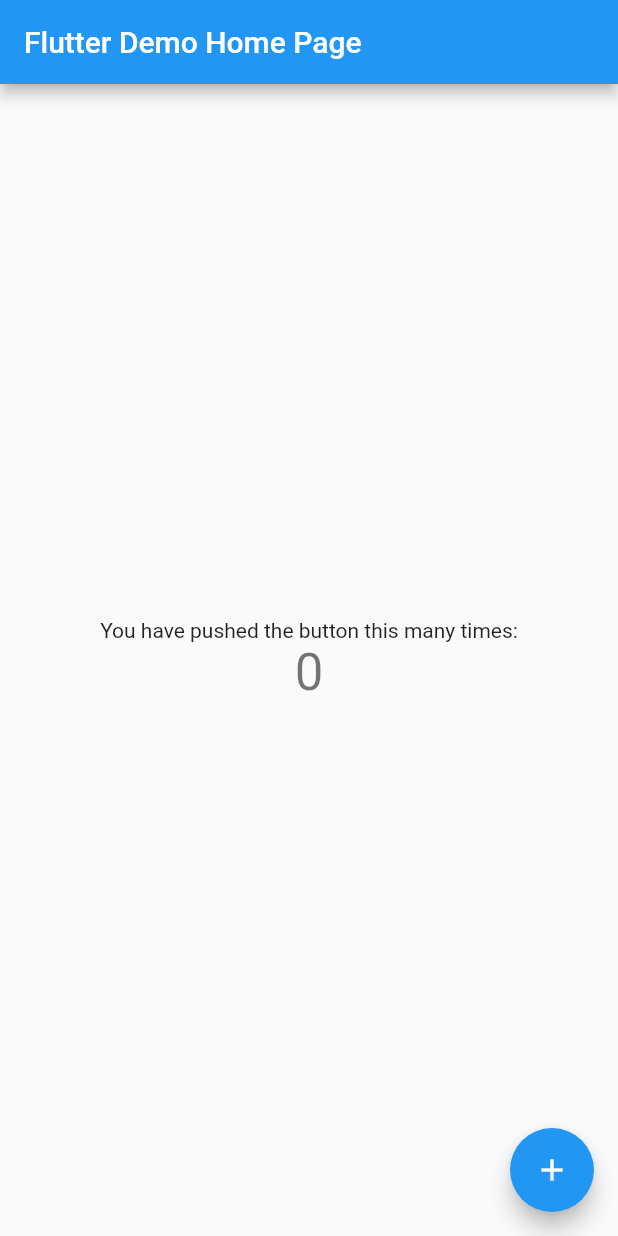
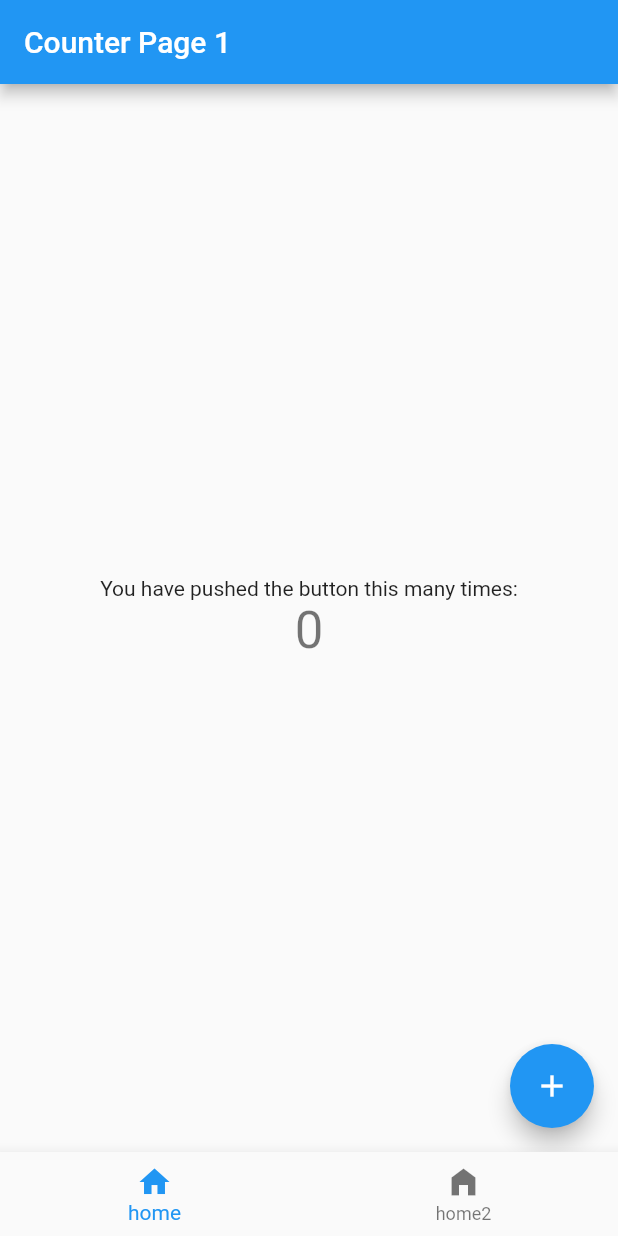
Before and after one commit to AppSpotr/flutter-boilerplate, a Flutter app: the screen it shows after launch, on a phone screen of 412 x 824 dp. Run offline on Flutter 3.47's test engine with Material 2 defaults, Android fonts, the phone set to English and light mode, and no system bars.

Commit message:
[added] provider and bottom bar navigation

```diff
--- a/lib/main.dart
+++ b/lib/main.dart
@@ -1,5 +1,8 @@
 import 'package:boilerplate/screens/home/widget.dart';
+import 'package:boilerplate/state/navigation/actions.dart';
+import 'package:boilerplate/state/navigation/state.dart';
 import 'package:flutter/material.dart';
+import 'package:provider/provider.dart';
 
 void main() {
   runApp(const MyApp());
@@ -11,7 +14,13 @@ class MyApp extends StatelessWidget {
   // This widget is the root of your application.
   @override
   Widget build(BuildContext context) {
-    return MaterialApp(
+    return MultiProvider(
+      providers: [
+        ChangeNotifierProvider(
+          create: (context) => NavigationState(),
+        ),
+      ],
+      child: MaterialApp(
         title: 'Flutter Demo',
         theme: ThemeData(
           // This is the theme of your application.
@@ -25,7 +34,11 @@ class MyApp extends StatelessWidget {
           // is not restarted.
           primarySwatch: Colors.blue,
         ),
-      home: const MyHomePage(title: 'Flutter Demo Home Page'),
+        initialRoute: '/home',
+        routes: {
+          '/home': (context) => const MyHomePage(),
+        },
+      ),
     );
   }
 }
--- /dev/null
+++ b/lib/screens/counter/widget.dart
@@ -0,0 +1,86 @@
+import 'package:flutter/material.dart';
+
+class CounterPage extends StatefulWidget {
+  const CounterPage({Key? key, required this.title}) : super(key: key);
+
+  // This widget is the home page of your application. It is stateful, meaning
+  // that it has a State object (defined below) that contains fields that affect
+  // how it looks.
+
+  // This class is the configuration for the state. It holds the values (in this
+  // case the title) provided by the parent (in this case the App widget) and
+  // used by the build method of the State. Fields in a Widget subclass are
+  // always marked "final".
+
+  final String title;
+
+  @override
+  State<CounterPage> createState() => _CounterPage();
+}
+
+class _CounterPage extends State<CounterPage> {
+  int _counter = 0;
+
+  void _incrementCounter() {
+    setState(() {
+      // This call to setState tells the Flutter framework that something has
+      // changed in this State, which causes it to rerun the build method below
+      // so that the display can reflect the updated values. If we changed
+      // _counter without calling setState(), then the build method would not be
+      // called again, and so nothing would appear to happen.
+      _counter++;
+    });
+  }
+
+  @override
+  Widget build(BuildContext context) {
+    // This method is rerun every time setState is called, for instance as done
+    // by the _incrementCounter method above.
+    //
+    // The Flutter framework has been optimized to make rerunning build methods
+    // fast, so that you can just rebuild anything that needs updating rather
+    // than having to individually change instances of widgets.
+    return Scaffold(
+      appBar: AppBar(
+        // Here we take the value from the MyHomePage object that was created by
+        // the App.build method, and use it to set our appbar title.
+        title: Text(widget.title),
+      ),
+      body: Center(
+        // Center is a layout widget. It takes a single child and positions it
+        // in the middle of the parent.
+        child: Column(
+          // Column is also a layout widget. It takes a list of children and
+          // arranges them vertically. By default, it sizes itself to fit its
+          // children horizontally, and tries to be as tall as its parent.
+          //
+          // Invoke "debug painting" (press "p" in the console, choose the
+          // "Toggle Debug Paint" action from the Flutter Inspector in Android
+          // Studio, or the "Toggle Debug Paint" command in Visual Studio Code)
+          // to see the wireframe for each widget.
+          //
+          // Column has various properties to control how it sizes itself and
+          // how it positions its children. Here we use mainAxisAlignment to
+          // center the children vertically; the main axis here is the vertical
+          // axis because Columns are vertical (the cross axis would be
+          // horizontal).
+          mainAxisAlignment: MainAxisAlignment.center,
+          children: <Widget>[
+            const Text(
+              'You have pushed the button this many times:',
+            ),
+            Text(
+              '$_counter',
+              style: Theme.of(context).textTheme.headline4,
+            ),
+          ],
+        ),
+      ),
+      floatingActionButton: FloatingActionButton(
+        onPressed: _incrementCounter,
+        tooltip: 'Increment',
+        child: const Icon(Icons.add),
+      ), // This trailing comma makes auto-formatting nicer for build methods.
+    );
+  }
+}
--- a/lib/screens/home/widget.dart
+++ b/lib/screens/home/widget.dart
@@ -1,36 +1,26 @@
+import 'package:boilerplate/screens/counter/widget.dart';
+import 'package:boilerplate/screens/counter2/widget.dart';
+import 'package:boilerplate/state/navigation/actions.dart';
+import 'package:boilerplate/state/navigation/state.dart';
 import 'package:flutter/material.dart';
+import 'package:provider/provider.dart';
+
+const List<Widget> pages = <Widget>[
+  CounterPage(
+    title: 'Counter Page 1',
+  ),
+  Counter2Page(),
+];
 
 class MyHomePage extends StatefulWidget {
-  const MyHomePage({Key? key, required this.title}) : super(key: key);
-
-  // This widget is the home page of your application. It is stateful, meaning
-  // that it has a State object (defined below) that contains fields that affect
-  // how it looks.
-
-  // This class is the configuration for the state. It holds the values (in this
-  // case the title) provided by the parent (in this case the App widget) and
-  // used by the build method of the State. Fields in a Widget subclass are
-  // always marked "final".
-
-  final String title;
+  const MyHomePage({Key? key}) : super(key: key);
 
   @override
   State<MyHomePage> createState() => _MyHomePageState();
 }
 
 class _MyHomePageState extends State<MyHomePage> {
-  int _counter = 0;
-
-  void _incrementCounter() {
-    setState(() {
-      // This call to setState tells the Flutter framework that something has
-      // changed in this State, which causes it to rerun the build method below
-      // so that the display can reflect the updated values. If we changed
-      // _counter without calling setState(), then the build method would not be
-      // called again, and so nothing would appear to happen.
-      _counter++;
-    });
-  }
+  late NavigationActions navActions = NavigationActions(context: context);
 
   @override
   Widget build(BuildContext context) {
@@ -40,47 +30,28 @@ class _MyHomePageState extends State<MyHomePage> {
     // The Flutter framework has been optimized to make rerunning build methods
     // fast, so that you can just rebuild anything that needs updating rather
     // than having to individually change instances of widgets.
-    return Scaffold(
-      appBar: AppBar(
-        // Here we take the value from the MyHomePage object that was created by
-        // the App.build method, and use it to set our appbar title.
-        title: Text(widget.title),
-      ),
-      body: Center(
-        // Center is a layout widget. It takes a single child and positions it
-        // in the middle of the parent.
-        child: Column(
-          // Column is also a layout widget. It takes a list of children and
-          // arranges them vertically. By default, it sizes itself to fit its
-          // children horizontally, and tries to be as tall as its parent.
-          //
-          // Invoke "debug painting" (press "p" in the console, choose the
-          // "Toggle Debug Paint" action from the Flutter Inspector in Android
-          // Studio, or the "Toggle Debug Paint" command in Visual Studio Code)
-          // to see the wireframe for each widget.
-          //
-          // Column has various properties to control how it sizes itself and
-          // how it positions its children. Here we use mainAxisAlignment to
-          // center the children vertically; the main axis here is the vertical
-          // axis because Columns are vertical (the cross axis would be
-          // horizontal).
-          mainAxisAlignment: MainAxisAlignment.center,
-          children: <Widget>[
-            const Text(
-              'You have pushed the button this many times:',
+    return Consumer<NavigationState>(
+      builder: (context, navigation, child) => Scaffold(
+        body: IndexedStack(
+          index: navigation.selectedIndex,
+          children: pages,
+        ),
+        // Consumer gives access to state
+        bottomNavigationBar: BottomNavigationBar(
+          currentIndex: navigation.selectedIndex,
+          onTap: navActions.selectBottomBarRoute,
+          items: const [
+            BottomNavigationBarItem(
+              icon: Icon(Icons.home),
+              label: 'home',
             ),
-            Text(
-              '$_counter',
-              style: Theme.of(context).textTheme.headline4,
+            BottomNavigationBarItem(
+              icon: Icon(Icons.home_filled),
+              label: 'home2',
             ),
           ],
         ),
       ),
-      floatingActionButton: FloatingActionButton(
-        onPressed: _incrementCounter,
-        tooltip: 'Increment',
-        child: const Icon(Icons.add),
-      ), // This trailing comma makes auto-formatting nicer for build methods.
     );
   }
 }
--- /dev/null
+++ b/lib/state/navigation/actions.dart
@@ -0,0 +1,20 @@
+import 'package:boilerplate/state/navigation/state.dart';
+import 'package:flutter/material.dart';
+import 'package:provider/provider.dart';
+
+class NavigationActions {
+  final BuildContext context;
+  late NavigationState nav;
+
+  NavigationActions({
+    required this.context,
+  }) {
+    nav = Provider.of<NavigationState>(context, listen: false);
+  }
+
+  selectBottomBarRoute(int index) {
+    nav.selectedIndex = index;
+
+    nav.update();
+  }
+}
--- /dev/null
+++ b/lib/state/navigation/state.dart
@@ -0,0 +1,9 @@
+import 'package:flutter/foundation.dart';
+
+class NavigationState with ChangeNotifier {
+  int selectedIndex = 0;
+
+  void update() {
+    notifyListeners();
+  }
+}
--- a/pubspec.yaml
+++ b/pubspec.yaml
@@ -34,6 +34,7 @@ dependencies:
   # The following adds the Cupertino Icons font to your application.
   # Use with the CupertinoIcons class for iOS style icons.
   cupertino_icons: ^1.0.2
+  provider: ^6.0.3
 
 dev_dependencies:
   flutter_test:
```
Also changed, not shown: lib/screens/counter2/widget.dart (added, +75 -0 lines), pubspec.lock, 1 other file. Lines whose indentation alone changed are shown as unchanged.
